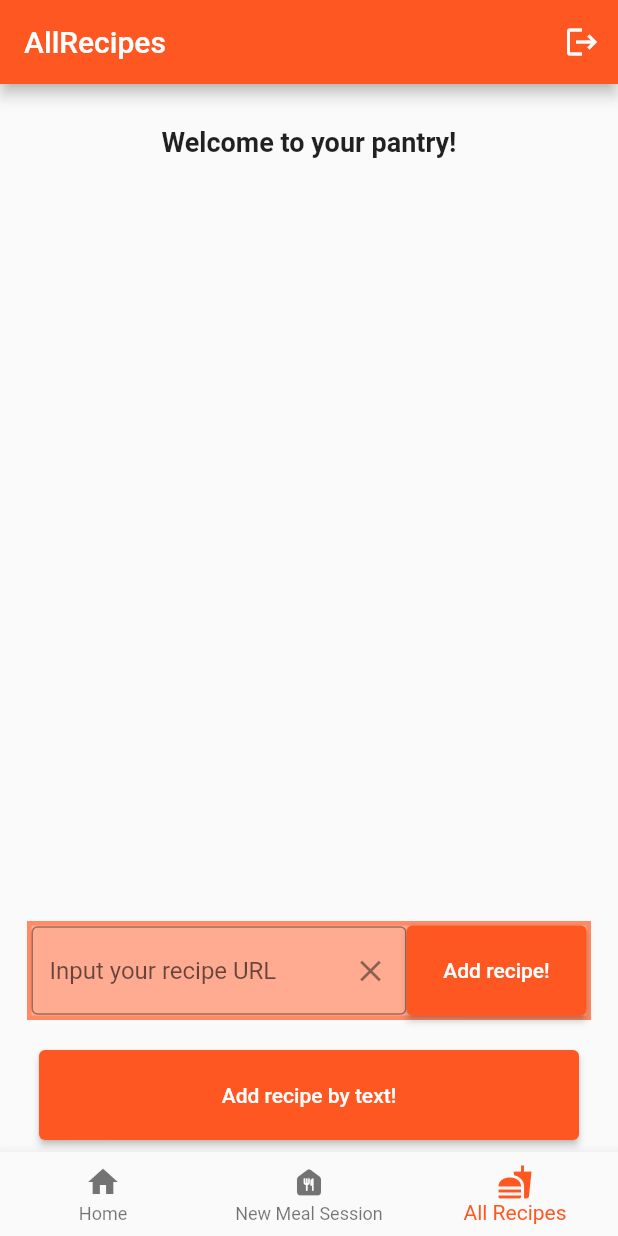
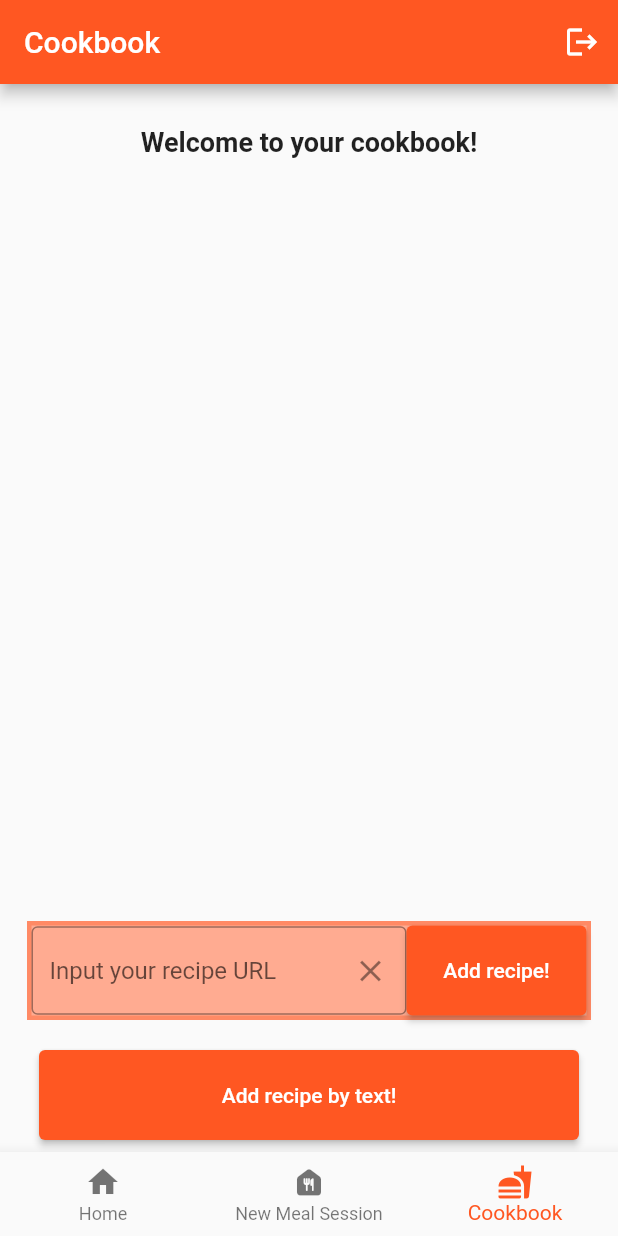
Before and after one commit to aurchond/KitchenBuddies, a Flutter app: the screen it shows once a user with an empty profile is signed in, item 3 of the bottom bar chosen, on a phone screen of 412 x 824 dp. Run offline on Flutter 3.47's test engine with Material 2 defaults, Android fonts, the light colour scheme and no system bars; our stand-ins replace cloud_firestore, firebase_auth, firebase_core, firebase_messaging, flutter_local_notifications, flutter_spinkit; accounts and stored records are empty; network calls fail.

Commit message:
renamed all recipes page to cookbook

```diff
--- a/first_app/lib/screens/all_recipes_screen.dart
+++ b/first_app/lib/screens/all_recipes_screen.dart
@@ -135,7 +135,7 @@
     return Consumer<AuthProvider>(builder: (context, model, _) {
       return Scaffold(
         appBar: AppBar(
-          title: const Text("AllRecipes"),
+          title: const Text("Cookbook"),
           actions: [
             IconButton(
               onPressed: () {
@@ -155,7 +155,7 @@
                       Container(
                           margin: EdgeInsets.only(top: 20, bottom: 20),
                           child: Text(
-                            "Welcome to your pantry!",
+                            "Welcome to your cookbook!",
                             style:
                             TextStyle(fontWeight: FontWeight.bold,
                                 fontSize: 18),
--- a/first_app/lib/widgets/bottom_navigation.dart
+++ b/first_app/lib/widgets/bottom_navigation.dart
@@ -48,7 +48,7 @@
           BottomNavigationBarItem(
               icon: Icon(Icons.food_bank_rounded), label: "New Meal Session"),
           BottomNavigationBarItem(
-              icon: Icon(Icons.fastfood), label: "All Recipes"),
+              icon: Icon(Icons.fastfood), label: "Cookbook"),
         ],
       ),
     );
```
Also changed, not shown: first_app/lib/screens/meal_session_screens/received_instructions_screen.dart (+6 -6 lines).
